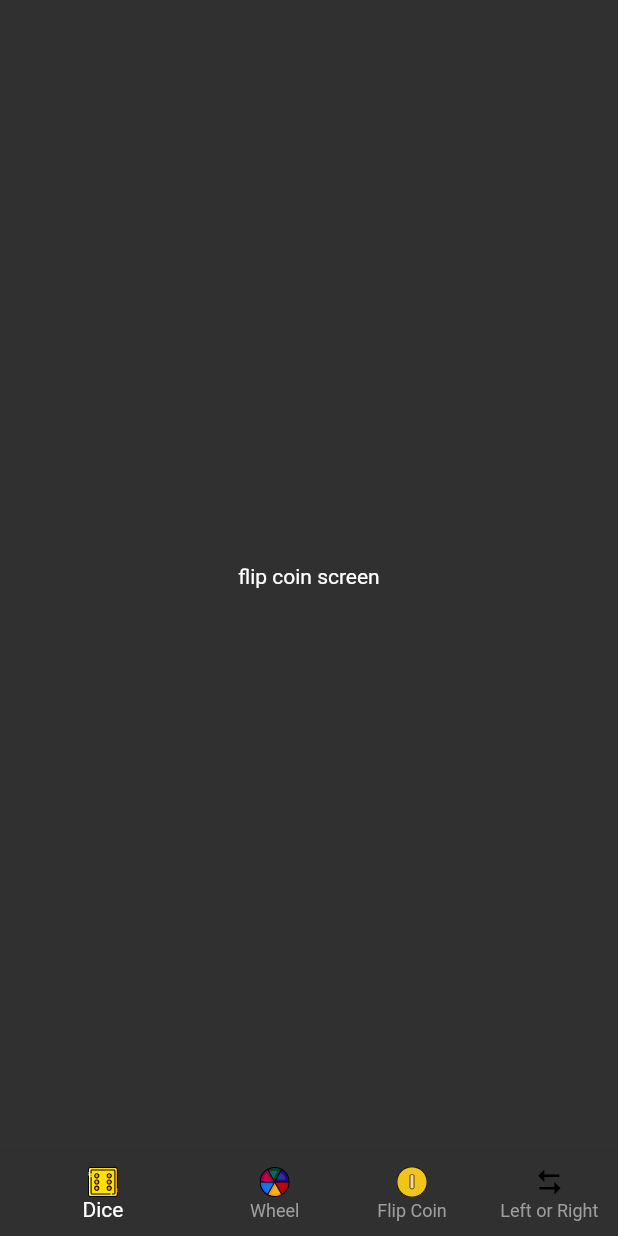
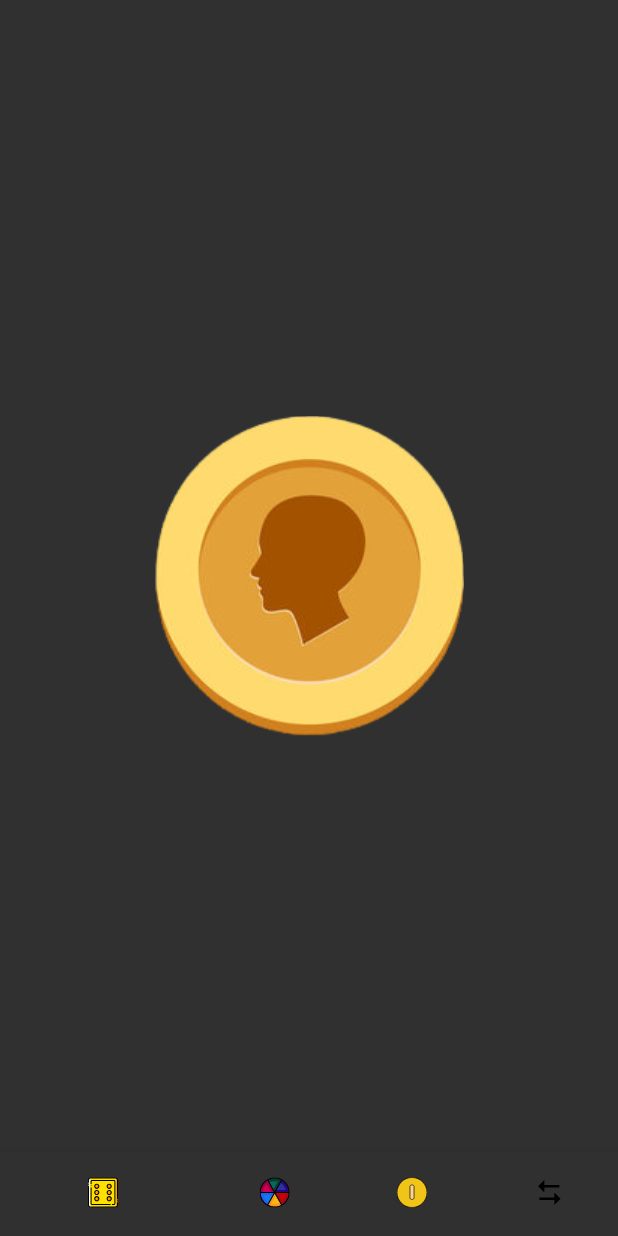
Before and after one commit to cayanayy/easyway-flutterApp, a Flutter app: the screen it shows after launch, swiped to page 3, on a phone screen of 412 x 824 dp. Run offline on Flutter 3.47's test engine with Material 2 defaults, Android fonts, the phone set to English and light mode, and no system bars; our stand-ins replace flutter_fortune_wheel, flutter_svg.

Commit message:
basic flip coin and wheel but wheel can spin after adding new choice to wheel

```diff
--- a/easyway/lib/home.dart
+++ b/easyway/lib/home.dart
@@ -53,7 +53,8 @@ class _HomeState extends State<Home> {
         currentIndex: _selectedIndex,
         selectedItemColor: Colors.white,
         unselectedItemColor: Colors.grey,
-        showUnselectedLabels: true,
+        showUnselectedLabels: false,
+        showSelectedLabels: false,
         onTap: onTapped,
       ),
     );
--- a/easyway/lib/main.dart
+++ b/easyway/lib/main.dart
@@ -9,9 +9,9 @@ class MyApp extends StatelessWidget {
   @override
   Widget build(BuildContext context) {
     return MaterialApp(
+      debugShowCheckedModeBanner: false,
       theme: ThemeData.dark(),
       home: Home(),
-      debugShowCheckedModeBanner: false,
     );
   }
 }
--- a/easyway/lib/screens/flip_coin.dart
+++ b/easyway/lib/screens/flip_coin.dart
@@ -1,12 +1,35 @@
 import 'package:flutter/material.dart';
+import 'dart:math';
 
-class FlipCoin extends StatelessWidget {
+class FlipCoin extends StatefulWidget {
   const FlipCoin({Key? key}) : super(key: key);
 
   @override
+  State<FlipCoin> createState() => _FlipCoinState();
+}
+
+class _FlipCoinState extends State<FlipCoin> {
+  int flipSide = 1;
+  @override
   Widget build(BuildContext context) {
-    return const Center(
-      child: Text('flip coin screen'),
+    return Center(
+      child: Row(children: [
+        Expanded(
+            child: Padding(
+          padding: const EdgeInsets.all(30),
+          child: TextButton(
+            child: Image.asset('assets/coin_images/coin$flipSide.png'),
+            style: ButtonStyle(
+              overlayColor: MaterialStateProperty.all(Colors.transparent),
+            ),
+            onPressed: () => {
+              setState(
+                () => flipSide = Random().nextInt(2) + 1,
+              )
+            },
+          ),
+        ))
+      ]),
     );
   }
 }
--- a/easyway/pubspec.yaml
+++ b/easyway/pubspec.yaml
@@ -35,6 +35,7 @@ dependencies:
   cupertino_icons: ^1.0.2
 
   flutter_svg: ^1.0.3
+  flutter_fortune_wheel: ^1.2.0
 
 dev_dependencies:
   flutter_test:
@@ -61,6 +62,7 @@ flutter:
   assets:
     - assets/icons/
     - assets/dice_images/
+    - assets/coin_images/
 
   # An image asset can refer to one or more resolution-specific "variants", see
   # https://flutter.dev/assets-and-images/#resolution-aware.
```
Also changed, not shown: easyway/lib/screens/wheel.dart (+62 -3 lines), easyway/assets/coin_images/coin1.png (added), easyway/assets/coin_images/coin2.png (added), easyway/pubspec.lock.
